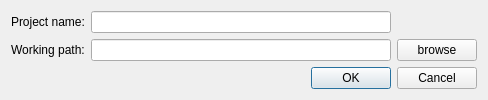
This is Src/TreeATEDev/newprjdlg.ui in WilliamYinwei/TreeATE as Qt 5 draws it before an edit. The edited form follows.
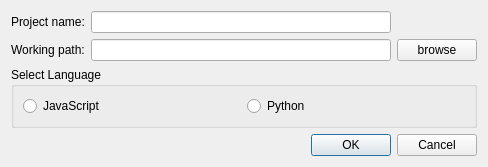
This is the edited form.

Commit message: 增加支持Python语言

Patch:
```diff
--- a/Src/TreeATEDev/newprjdlg.ui
+++ b/Src/TreeATEDev/newprjdlg.ui
@@ -7,7 +7,7 @@
     <x>0</x>
     <y>0</y>
     <width>461</width>
-    <height>81</height>
+    <height>154</height>
    </rect>
   </property>
   <property name="sizePolicy">
@@ -58,6 +58,38 @@
      </item>
     </layout>
    </item>
+   <item>
+    <widget class="QGroupBox" name="groupBox">
+     <property name="sizePolicy">
+      <sizepolicy hsizetype="Preferred" vsizetype="Expanding">
+       <horstretch>0</horstretch>
+       <verstretch>0</verstretch>
+      </sizepolicy>
+     </property>
+     <property name="title">
+      <string>Select Language</string>
+     </property>
+     <property name="flat">
+      <bool>false</bool>
+     </property>
+     <layout class="QHBoxLayout" name="horizontalLayout">
+      <item>
+       <widget class="QRadioButton" name="radioButton_js">
+        <property name="text">
+         <string>JavaScript</string>
+        </property>
+       </widget>
+      </item>
+      <item>
+       <widget class="QRadioButton" name="radioButton_py">
+        <property name="text">
+         <string>Python</string>
+        </property>
+       </widget>
+      </item>
+     </layout>
+    </widget>
+   </item>
    <item>
     <widget class="QDialogButtonBox" name="buttonBox">
      <property name="orientation">
```
Left out of the diff: 18 changed lines with no effect on the pictures. The commit also changes 70 other files.
